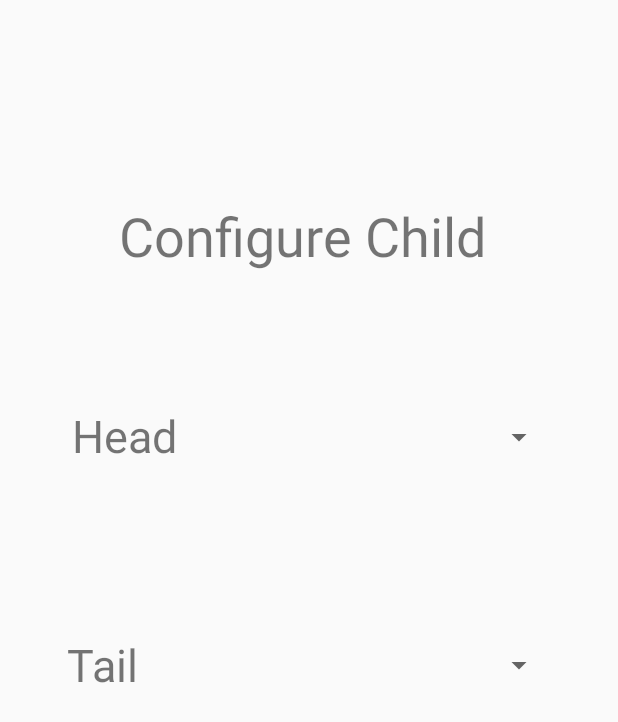
After one commit to zeyongj/Pratical-Parent-Application, an Android app: the layout flip_coin_configure_child.xml on its own in the app's theme, with its tools: preview values and no code run, on a phone screen of 412 x 824 dp. The commit adds this screen. Shown: the top 722 px of the screen. Run offline under Robolectric (Android 15) with nearby library versions, the phone set to English and light mode, and no system bars.

Commit message:
Add Choose Head/Tail dialog in FlipCoinActivity

```diff
--- a/app/src/main/java/com/example/cmpt276project/ui/FlipCoinActivity.java
+++ b/app/src/main/java/com/example/cmpt276project/ui/FlipCoinActivity.java
@@ -9,6 +9,7 @@ import com.example.cmpt276project.model.Children;
 import androidx.appcompat.app.ActionBar;
 import androidx.appcompat.app.AppCompatActivity;
 import androidx.appcompat.widget.Toolbar;
+import androidx.fragment.app.FragmentManager;
 
 import android.view.Menu;
 import android.view.MenuItem;
@@ -50,7 +51,21 @@ public class FlipCoinActivity extends AppCompatActivity {
         // If currently has no child, display "No child"
         displayChildName();
 
+
+
+        // TODO: Configure Children Alert Dialog
+        configureChild();
+
+
+
+
         registerFlipClicked();
+    }
+
+    private void configureChild() {
+        FragmentManager manager = getSupportFragmentManager();
+        FlipCoinConfigureChild dialog = new FlipCoinConfigureChild();
+        dialog.show(manager, "MessageDialog");
     }
 
     // Display current child name who flip the coin
--- /dev/null
+++ b/app/src/main/java/com/example/cmpt276project/ui/FlipCoinConfigureChild.java
@@ -0,0 +1,44 @@
+package com.example.cmpt276project.ui;
+
+import android.app.AlertDialog;
+import android.app.Dialog;
+import android.content.DialogInterface;
+import android.os.Bundle;
+import android.util.Log;
+import android.view.LayoutInflater;
+import android.view.View;
+
+import androidx.annotation.NonNull;
+import androidx.annotation.Nullable;
+import androidx.appcompat.app.AppCompatDialogFragment;
+
+import com.example.cmpt276project.R;
+
+public class FlipCoinConfigureChild  extends AppCompatDialogFragment {
+
+    @NonNull
+    @Override
+    public Dialog onCreateDialog(@Nullable Bundle savedInstanceState) {
+
+        // Create the view to show
+        View v = LayoutInflater.from(getActivity())
+                .inflate(R.layout.flip_coin_configure_child, null);
+
+        // Create a button listener
+        DialogInterface.OnClickListener lister = new DialogInterface.OnClickListener() {
+            @Override
+            public void onClick(DialogInterface dialog, int which) {
+                Log.i("TAG", "You clicked th dialog button");
+            }
+        };
+
+        // Build the alert Dialog
+        return new AlertDialog.Builder(getActivity())
+                .setTitle("Test")
+                .setView(v)
+                .setPositiveButton(android.R.string.ok, lister)
+                .create();
+
+
+    }
+}
--- /dev/null
+++ b/app/src/main/res/layout/flip_coin_configure_child.xml
@@ -0,0 +1,66 @@
+<?xml version="1.0" encoding="utf-8"?>
+<androidx.constraintlayout.widget.ConstraintLayout
+    xmlns:android="http://schemas.android.com/apk/res/android"
+    xmlns:app="http://schemas.android.com/apk/res-auto"
+    xmlns:tools="http://schemas.android.com/tools"
+    android:layout_width="match_parent"
+    android:layout_height="match_parent">
+
+    <TextView
+        android:id="@+id/configureChildTitle"
+        android:layout_width="253dp"
+        android:layout_height="53dp"
+        android:text="Configure Child"
+        android:textSize="36sp"
+        app:layout_constraintBottom_toBottomOf="parent"
+        app:layout_constraintEnd_toEndOf="parent"
+        app:layout_constraintStart_toStartOf="parent"
+        app:layout_constraintTop_toTopOf="parent"
+        app:layout_constraintVertical_bias="0.172" />
+
+    <TextView
+        android:id="@+id/configureHead"
+        android:layout_width="wrap_content"
+        android:layout_height="wrap_content"
+        android:text="Head"
+        android:textSize="30sp"
+        app:layout_constraintBottom_toBottomOf="parent"
+        app:layout_constraintEnd_toEndOf="parent"
+        app:layout_constraintHorizontal_bias="0.141"
+        app:layout_constraintStart_toStartOf="parent"
+        app:layout_constraintTop_toTopOf="parent"
+        app:layout_constraintVertical_bias="0.345" />
+
+    <TextView
+        android:id="@+id/configureTail"
+        android:layout_width="73dp"
+        android:layout_height="40dp"
+        android:layout_marginTop="112dp"
+        android:text="Tail"
+        android:textSize="30sp"
+        app:layout_constraintEnd_toEndOf="@+id/configureHead"
+        app:layout_constraintHorizontal_bias="1.0"
+        app:layout_constraintStart_toStartOf="@+id/configureHead"
+        app:layout_constraintTop_toBottomOf="@+id/configureHead" />
+
+    <Spinner
+        android:id="@+id/spinnerHead"
+        android:layout_width="224dp"
+        android:layout_height="65dp"
+        android:layout_marginStart="28dp"
+        app:layout_constraintBottom_toBottomOf="@+id/configureHead"
+        app:layout_constraintStart_toEndOf="@+id/configureHead"
+        app:layout_constraintTop_toTopOf="@+id/configureHead"
+        app:layout_constraintVertical_bias="0.48" />
+
+    <Spinner
+        android:id="@+id/spinnerTail"
+        android:layout_width="224dp"
+        android:layout_height="65dp"
+        android:layout_marginStart="28dp"
+        app:layout_constraintBottom_toBottomOf="@+id/configureTail"
+        app:layout_constraintStart_toEndOf="@+id/configureTail"
+        app:layout_constraintTop_toTopOf="@+id/configureTail"
+        app:layout_constraintVertical_bias="0.48" />
+
+</androidx.constraintlayout.widget.ConstraintLayout>
```
